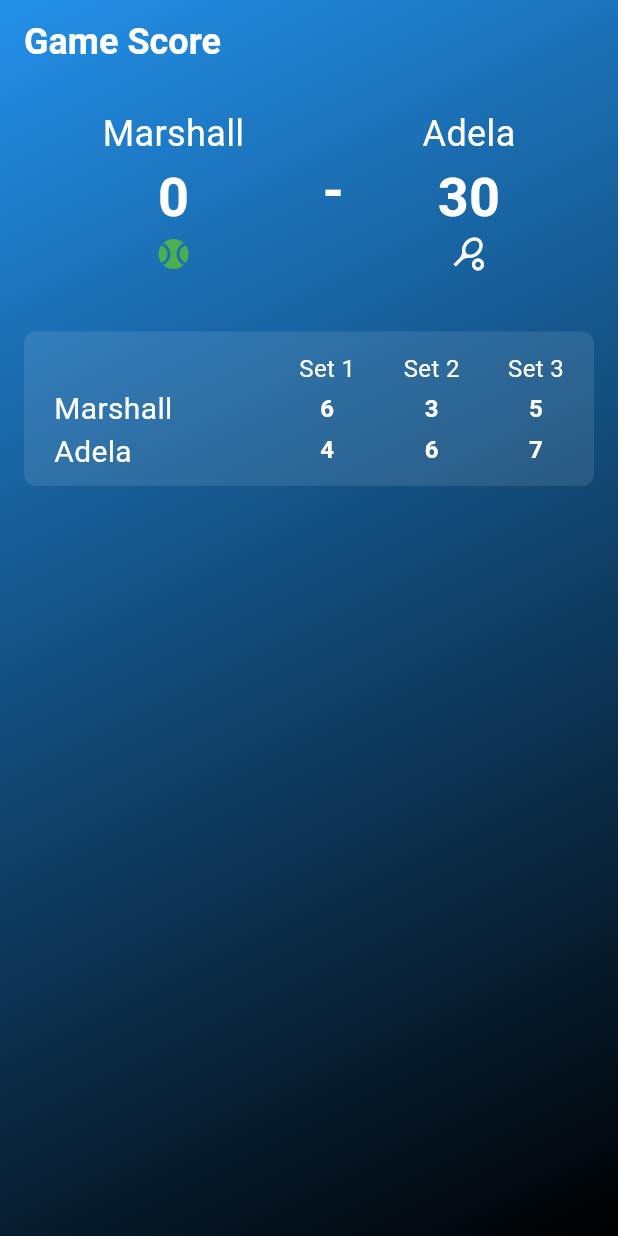
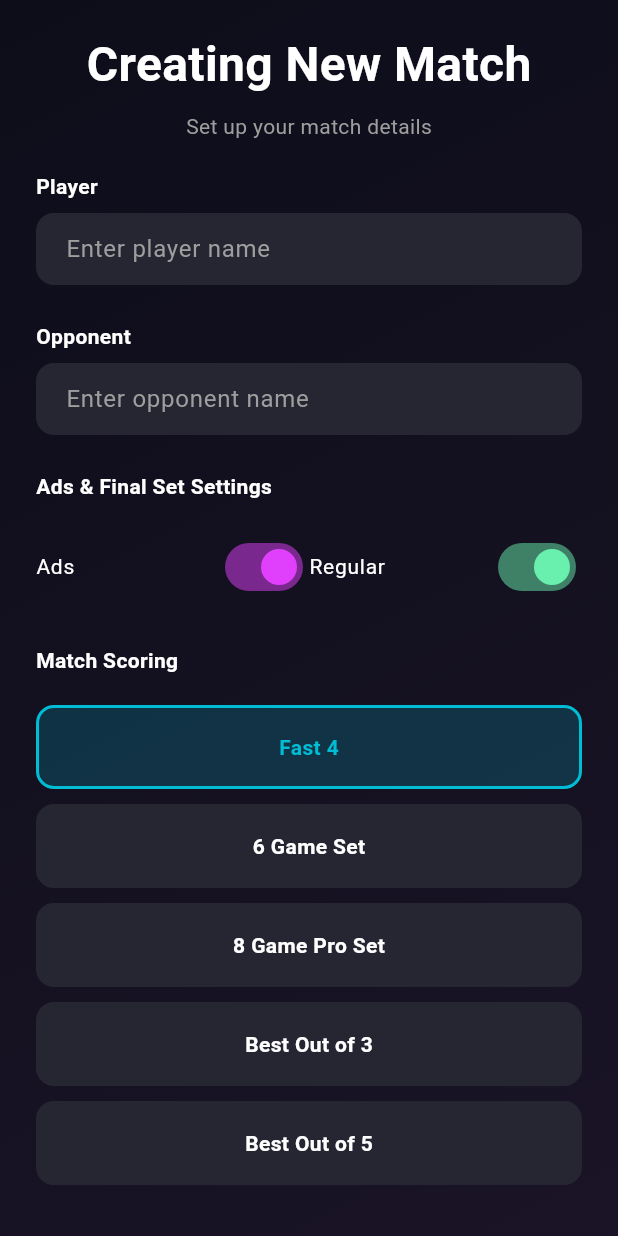
Before and after one commit to MarshallZzzz/stat_tracker, a Flutter app: the screen it shows after launch, on a phone screen of 412 x 824 dp. Run offline on Flutter 3.47's test engine with Material 3 defaults, Android fonts, the phone set to English and light mode, and no system bars.

```diff
--- /dev/null
+++ b/lib/Models/match_format.dart
@@ -0,0 +1,73 @@
+// MatchFormat class
+class MatchFormat {
+  final ScoringType scoringType;
+  final SetFormat setFormat;
+  final FinalSetFormat finalSetFormat;
+
+  const MatchFormat({
+    required this.scoringType,
+    required this.setFormat,
+    required this.finalSetFormat,
+  });
+
+  // Replicates Swift's computed properties using getters
+  int get setsToWin {
+    return switch (setFormat) {
+      SetFormat.bestOf3 => 2,
+      SetFormat.bestOf5 => 3,
+      _ => 1,
+    };
+  }
+
+  int get gamesPerSetToWin {
+    return switch (setFormat) {
+      SetFormat.fast4 => 4,
+      SetFormat.proSet => 8,
+      _ => 6,
+    };
+  }
+
+  int get playTieBreakAt {
+    return switch (setFormat) {
+      SetFormat.fast4 => 3,
+      SetFormat.proSet => 7,
+      _ => 6,
+    };
+  }
+
+  // Default format static constant
+  static const defaultFormat = MatchFormat(
+    scoringType: ScoringType.ad,
+    setFormat: SetFormat.bestOf3,
+    finalSetFormat: FinalSetFormat.regularSet,
+  );
+}
+
+// Enums with explicit string values for serialization
+enum SetFormat {
+  fast4,
+  stdSet,
+  proSet,
+  bestOf3,
+  bestOf5;
+}
+
+enum TieBreakFormat {
+  standardTiebreaker,
+  superTiebreaker;
+}
+
+enum ScoringType {
+  ad,
+  noAd;
+}
+
+enum FinalSetFormat {
+  regularSet,
+  matchTiebreak;
+}
+
+enum Player {
+  curr,
+  opp,
+}
--- /dev/null
+++ b/lib/Views/match_setup_view.dart
@@ -0,0 +1,159 @@
+import 'package:flutter/material.dart';
+import 'package:stat_tracker/Models/match_format.dart';
+
+class MatchSetupView extends StatefulWidget {
+  const MatchSetupView({super.key});
+
+  @override
+  State<MatchSetupView> createState() => _MatchViewState();
+}
+
+class _MatchViewState extends State<MatchSetupView> {
+  // State variables
+  final TextEditingController _playerController = TextEditingController();
+  final TextEditingController _opponentController = TextEditingController();
+
+  SetFormat _setFormat = SetFormat.fast4;
+  bool _areAdsEnabled = true;
+  bool _isFinalSet = true;
+
+  @override
+  Widget build(BuildContext context) {
+    return Scaffold(
+      body: Container(
+        decoration: const BoxDecoration(
+          gradient: LinearGradient(
+            begin: Alignment.topLeft,
+            end: Alignment.bottomRight,
+            colors: [Color(0xFF0D0D1A), Color(0xFF1A1426)],
+          ),
+        ),
+        child: SafeArea(
+          child: Column(
+            children: [
+              // Header
+              Padding(
+                padding: const EdgeInsets.symmetric(horizontal: 24, vertical: 20),
+                child: Column(
+                  children: const [
+                    Text(
+                      "Creating New Match",
+                      style: TextStyle(fontSize: 32, fontWeight: FontWeight.bold, color: Colors.white),
+                    ),
+                    SizedBox(height: 8),
+                    Text(
+                      "Set up your match details",
+                      style: TextStyle(fontSize: 14, color: Colors.grey),
+                    ),
+                  ],
+                ),
+              ),
+
+              // Scrollable Content
+              Expanded(
+                child: SingleChildScrollView(
+                  padding: const EdgeInsets.symmetric(horizontal: 24),
+                  child: Column(
+                    crossAxisAlignment: CrossAxisAlignment.start,
+                    children: [
+                      _buildLabel("Player"),
+                      _buildTextField(_playerController, "Enter player name"),
+                      const SizedBox(height: 24),
+
+                      _buildLabel("Opponent"),
+                      _buildTextField(_opponentController, "Enter opponent name"),
+                      const SizedBox(height: 24),
+
+                      _buildLabel("Ads & Final Set Settings"),
+                      const SizedBox(height: 8),
+                      Row(
+                        children: [
+                          Expanded(
+                            child: SwitchListTile(
+                              title: Text(_areAdsEnabled ? "Ads" : "No Ads", style: const TextStyle(color: Colors.white, fontSize: 14)),
+                              value: _areAdsEnabled,
+                              activeColor: Colors.purpleAccent,
+                              onChanged: (val) => setState(() => _areAdsEnabled = val),
+                              contentPadding: EdgeInsets.zero,
+                            ),
+                          ),
+                          Expanded(
+                            child: SwitchListTile(
+                              title: Text(_isFinalSet ? "Regular" : "Tiebreak", style: const TextStyle(color: Colors.white, fontSize: 14)),
+                              value: _isFinalSet,
+                              activeColor: Colors.greenAccent,
+                              onChanged: (val) => setState(() => _isFinalSet = val),
+                              contentPadding: EdgeInsets.zero,
+                            ),
+                          ),
+                        ],
+                      ),
+                      const SizedBox(height: 24),
+
+                      _buildLabel("Match Scoring"),
+                      const SizedBox(height: 12),
+                      _buildFormatButton("Fast 4", SetFormat.fast4),
+                      _buildFormatButton("6 Game Set", SetFormat.stdSet),
+                      _buildFormatButton("8 Game Pro Set", SetFormat.proSet),
+                      _buildFormatButton("Best Out of 3", SetFormat.bestOf3),
+                      _buildFormatButton("Best Out of 5", SetFormat.bestOf5),
+                      const SizedBox(height: 40),
+                    ],
+                  ),
+                ),
+              ),
+            ],
+          ),
+        ),
+      ),
+    );
+  }
+
+  // Helper to build labels
+  Widget _buildLabel(String text) {
+    return Padding(
+      padding: const EdgeInsets.only(bottom: 8),
+      child: Text(text, style: const TextStyle(fontSize: 14, fontWeight: FontWeight.bold, color: Colors.white)),
+    );
+  }
+
+  // Helper to build stylized text fields
+  Widget _buildTextField(TextEditingController controller, String hint) {
+    return TextField(
+      controller: controller,
+      style: const TextStyle(color: Colors.white),
+      cursorColor: Colors.cyan,
+      decoration: InputDecoration(
+        hintText: hint,
+        hintStyle: const TextStyle(color: Colors.grey),
+        filled: true,
+        fillColor: const Color(0xFF262633),
+        border: OutlineInputBorder(borderRadius: BorderRadius.circular(12), borderSide: BorderSide.none),
+        contentPadding: const EdgeInsets.symmetric(horizontal: 16, vertical: 12),
+      ),
+    );
+  }
+
+  // Helper for the Match Format selection buttons
+  Widget _buildFormatButton(String title, SetFormat format) {
+    bool isSelected = _setFormat == format;
+    return Padding(
+      padding: const EdgeInsets.only(bottom: 10),
+      child: InkWell(
+        onTap: () => setState(() => _setFormat = format),
+        child: Container(
+          width: double.infinity,
+          padding: const EdgeInsets.symmetric(vertical: 16),
+          decoration: BoxDecoration(
+            color: isSelected ? Colors.cyan.withOpacity(0.2) : const Color(0xFF262633),
+            borderRadius: BorderRadius.circular(12),
+            border: Border.all(color: isSelected ? Colors.cyan : Colors.transparent, width: 2),
+          ),
+          child: Center(
+            child: Text(title, style: TextStyle(color: isSelected ? Colors.cyan : Colors.white, fontWeight: FontWeight.bold)),
+          ),
+        ),
+      ),
+    );
+  }
+}
--- a/lib/main.dart
+++ b/lib/main.dart
@@ -1,5 +1,6 @@
 import 'package:flutter/material.dart';
-import 'package:stat_tracker/Components/ScoreboardView.dart';
+import 'package:stat_tracker/Components/scoreboard.dart';
+import 'package:stat_tracker/Views/match_setup_view.dart';
 
 void main() {
   runApp(const MyApp());
@@ -31,7 +32,7 @@ class MyApp extends StatelessWidget {
         // tested with just a hot reload.
         scaffoldBackgroundColor: Colors.transparent,
       ),
-      home: ScoreboardView(currPlayer: "Marshall", oppPlayer: "Adela"),
+      home: MatchSetupView(),
     );
   }
 }
```
Also changed, not shown: lib/Components/scoreboard.dart (renamed from lib/Components/ScoreboardView.dart), lib/Views/InGameView.dart (deleted), lib/Views/in_game_view.dart (added).
